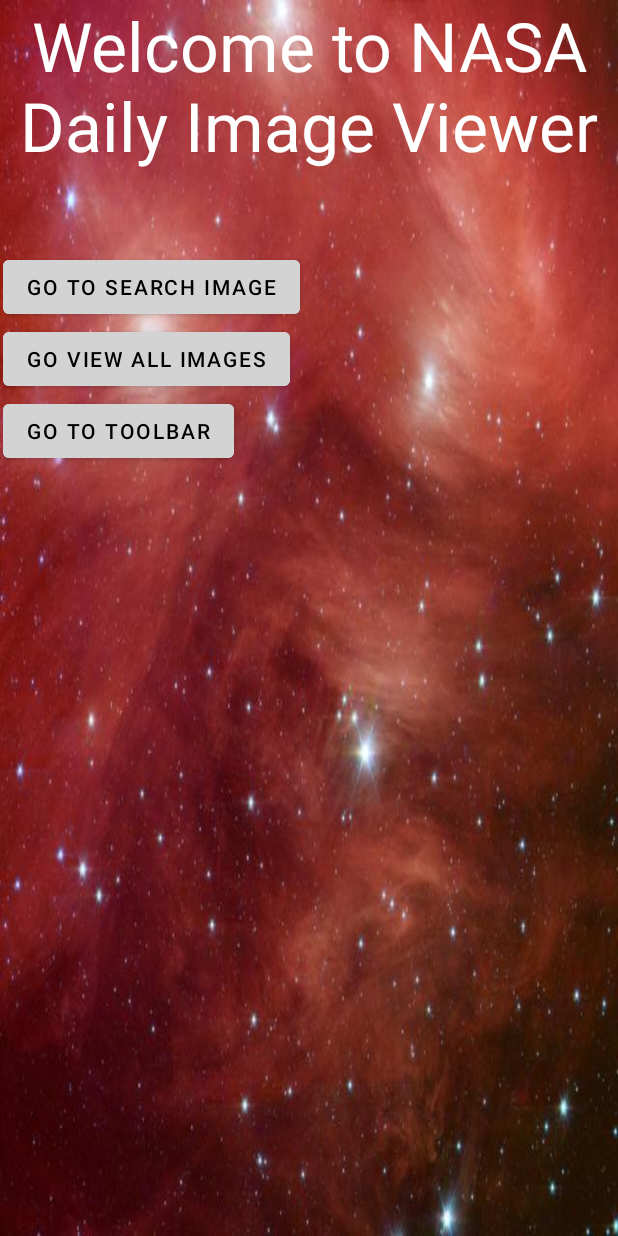
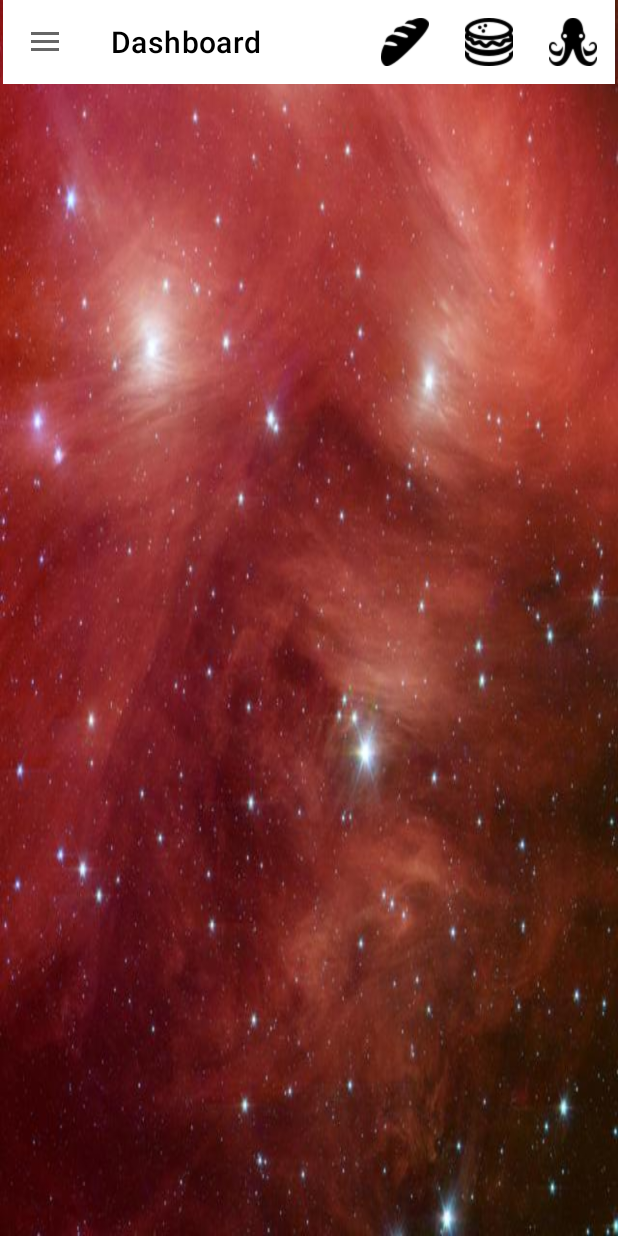
Before and after one commit to Rigamaroll/CST2355FinalProject, an Android app: the Dashboard screen opened directly, with no data from a screen before it, on a phone screen of 412 x 824 dp. Run offline under Robolectric (Android 15) with nearby library versions, the phone set to English and light mode, and no system bars.

```diff
--- a/app/src/main/AndroidManifest.xml
+++ b/app/src/main/AndroidManifest.xml
@@ -23,6 +23,9 @@
         <activity
             android:name=".SearchImage"
             android:exported="false" />
+        <activity
+            android:name=".MainToolBar"
+            android:exported="false" />
         <!--
 <activity
             android:name=".MainToolBar"
--- a/app/src/main/java/com/owen/cst2355finalproject/Dashboard.java
+++ b/app/src/main/java/com/owen/cst2355finalproject/Dashboard.java
@@ -14,28 +14,19 @@ import com.google.android.material.navigation.NavigationView;
 
 public class Dashboard extends AppCompatActivity {
 
-    private MainToolBar theBar;
+    MainToolBar toolbar;
 
     @Override
     protected void onCreate(Bundle savedInstanceState) {
         super.onCreate(savedInstanceState);
         setContentView(R.layout.activity_dashboard);
 
-        /*theBar = new MainToolBar(this, findViewById(R.id.mainToolBar), findViewById(R.id.navDrawer), findViewById((R.id.navView)));
-        setSupportActionBar(theBar.getTools());
-        theBar.getToggleDrawer().syncState();
-        theBar.getNavView().setNavigationItemSelectedListener(theBar);
-        theBar.getDrawer().addDrawerListener(theBar.getToggleDrawer());*/
-
         /*NavigationView navView = findViewById(R.id.navView);
-        navView.setNavigationItemSelectedListener(theBar);*/
-
-        final Button toolbarButton = findViewById(R.id.goToMainToolbar);
-        toolbarButton.setOnClickListener((click) -> {
-
-            goActivity("toolbar");
-
-        });
+        Toolbar tools = findViewById(R.id.mainToolBar);
+        DrawerLayout drawer = findViewById(R.id.navDrawer);*/
+        //toolbar = new MainToolBar(this, this, tools, drawer, navView);
+        toolbar = new MainToolBar(this, this);
+        toolbar.getToolbar().setTitle(R.string.dashBoardTitle);
 
         final Button goSearchButton = findViewById(R.id.goToSearchImage);
         goSearchButton.setOnClickListener((click) -> {
@@ -57,9 +48,6 @@ public class Dashboard extends AppCompatActivity {
         Intent goActivity = null;
         switch (activity) {
 
-            case "toolbar":
-                goActivity = new Intent(this, MainToolBar.class);
-                break;
             case "view":
                 goActivity = new Intent(this, ViewAllImage.class);
                 break;
--- a/app/src/main/res/layout/activity_dashboard.xml
+++ b/app/src/main/res/layout/activity_dashboard.xml
@@ -9,11 +9,9 @@
     android:paddingHorizontal="2dp"
     tools:context=".Dashboard">
 
-    <!--<include
+    <include
         android:id="@+id/navBar"
-        layout="@layout/activity_main_toolbar"
-        android:layout_width="match_parent"
-        android:layout_height="wrap_content" />-->
+        layout="@layout/activity_main_toolbar"/>
 
     <TextView
         android:layout_width="match_parent"
@@ -27,22 +25,14 @@
         android:layout_width="wrap_content"
         android:layout_height="wrap_content"
         android:backgroundTint="@color/light_grey"
-        android:text="Go To Search Image"
+        android:text="@string/goSearchPage"
         android:textColor="@color/black" />
     <Button
         android:id="@+id/goToViewAllImages"
         android:layout_width="wrap_content"
         android:layout_height="wrap_content"
         android:backgroundTint="@color/light_grey"
-        android:text="Go View All Images"
-        android:textColor="@color/black" />
-
-    <Button
-        android:id="@+id/goToMainToolbar"
-        android:layout_width="wrap_content"
-        android:layout_height="wrap_content"
-        android:backgroundTint="@color/light_grey"
-        android:text="Go To ToolBar"
+        android:text="@string/goViewImagePage"
         android:textColor="@color/black" />
 
 </LinearLayout>
--- a/app/src/main/res/layout/activity_main_toolbar.xml
+++ b/app/src/main/res/layout/activity_main_toolbar.xml
@@ -1,13 +1,19 @@
 <?xml version="1.0" encoding="utf-8"?>
-<merge
+<LinearLayout
     xmlns:android="http://schemas.android.com/apk/res/android"
     xmlns:app="http://schemas.android.com/apk/res-auto"
-    xmlns:tools="http://schemas.android.com/tools">
+    xmlns:tools="http://schemas.android.com/tools"
+    android:layout_height="match_parent"
+    android:layout_width="match_parent"
+    android:orientation="vertical">
 
     <androidx.appcompat.widget.Toolbar
         android:layout_width="match_parent"
         android:layout_height="wrap_content"
-        app:titleTextColor="@color/white"
+        app:titleTextColor="@color/black"
+        app:menu="@menu/toolbar_menu"
+        app:title="@string/app_name"
+        android:background="@color/white"
         android:id="@+id/mainToolBar"/>
 
     <androidx.drawerlayout.widget.DrawerLayout
@@ -18,7 +24,7 @@
 
         <com.google.android.material.navigation.NavigationView
             android:layout_width="wrap_content"
-            android:layout_height="wrap_content"
+            android:layout_height="match_parent"
             android:layout_gravity="start"
             android:fitsSystemWindows="true"
             app:itemBackground="@color/black"
@@ -28,4 +34,4 @@
             android:id="@+id/navView"/>
     </androidx.drawerlayout.widget.DrawerLayout>
 
-</merge>
+</LinearLayout>
--- a/app/src/main/res/layout/drawer_header_layout.xml
+++ b/app/src/main/res/layout/drawer_header_layout.xml
@@ -10,14 +10,14 @@
         android:layout_height="wrap_content"
         android:textColor="@color/white"
         android:background="@color/black"
-        android:text="App Name"/>
+        android:text="@string/app_name"/>
 
     <TextView
         android:layout_width="match_parent"
         android:layout_height="wrap_content"
         android:background="@color/black"
         android:textColor="@color/white"
-        android:text="app name 2"/>
+        android:text="@string/version"/>
 
 
 </LinearLayout>
--- a/app/src/main/res/layout/fragment_image.xml
+++ b/app/src/main/res/layout/fragment_image.xml
@@ -21,6 +21,7 @@
                 android:id="@+id/fragmentTitle"
                 android:layout_width="wrap_content"
                 android:layout_height="wrap_content"
+                android:textAlignment="center"
                 android:layout_gravity="center"
                 android:text="@string/imageTitle"
                 android:textColor="@color/white"
--- a/app/src/main/res/menu/nav_drawer_menu.xml
+++ b/app/src/main/res/menu/nav_drawer_menu.xml
@@ -1,7 +1,6 @@
 <?xml version="1.0" encoding="utf-8"?>
 <menu xmlns:android="http://schemas.android.com/apk/res/android"
-    xmlns:app="http://schemas.android.com/apk/res-auto"
-    >
+    xmlns:app="http://schemas.android.com/apk/res-auto">
 
     <item
         android:id="@+id/goHome"
--- a/app/src/main/res/menu/toolbar_menu.xml
+++ b/app/src/main/res/menu/toolbar_menu.xml
@@ -6,23 +6,17 @@
         android:title="Bread"
         android:icon="@drawable/bread"
         android:orderInCategory="25"
-        app:showAsAction="always"/>
+        app:showAsAction="ifRoom"/>
 
     <item android:id="@+id/item2"
         android:title="Hamburger"
         android:icon="@drawable/hamburger"
         android:orderInCategory="50"
-        app:showAsAction="always"/>
+        app:showAsAction="ifRoom"/>
 
     <item android:id="@+id/item3"
         android:title="Octopus"
         android:icon="@drawable/octopus"
         android:orderInCategory="75"
-        app:showAsAction="always"/>
-
-    <item android:id="@+id/item4"
-        android:title="Choice 4"
-        android:orderInCategory="100"
-        app:showAsAction="never"/>
-
+        app:showAsAction="ifRoom"/>
 </menu>
```
Also changed, not shown: app/src/main/java/com/owen/cst2355finalproject/MainToolBar.java (+73 -52 lines), app/src/main/java/com/owen/cst2355finalproject/SearchImage.java (+10 -0 lines), app/src/main/java/com/owen/cst2355finalproject/ViewAllImage.java (+19 -0 lines), app/src/main/res/layout-sw720dp/activity_view_all_image.xml (+3 -5 lines), app/src/main/res/layout/activity_search_image.xml (+3 -5 lines), app/src/main/res/layout/activity_view_all_image.xml (+3 -5 lines), app/src/main/res/values/strings.xml (+10 -7 lines), 1 other file.
